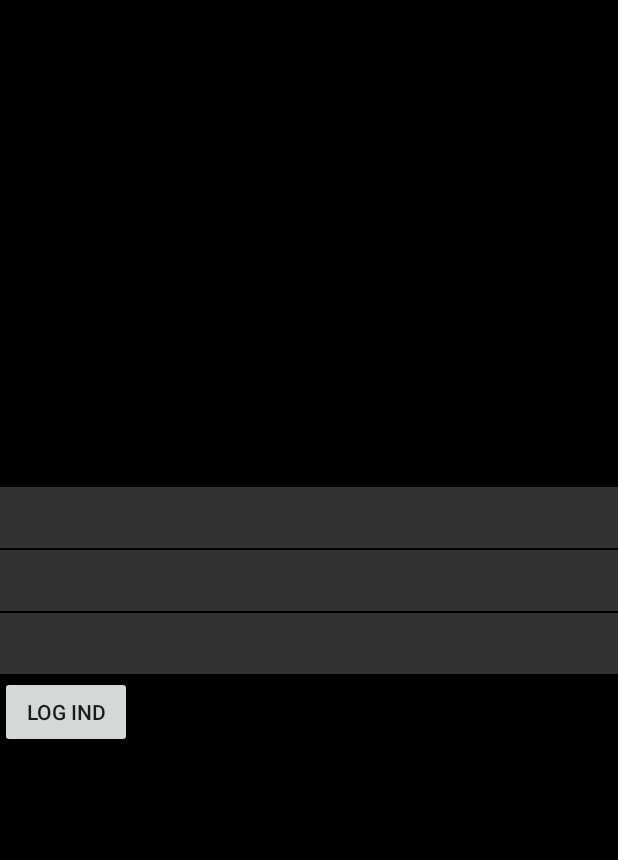
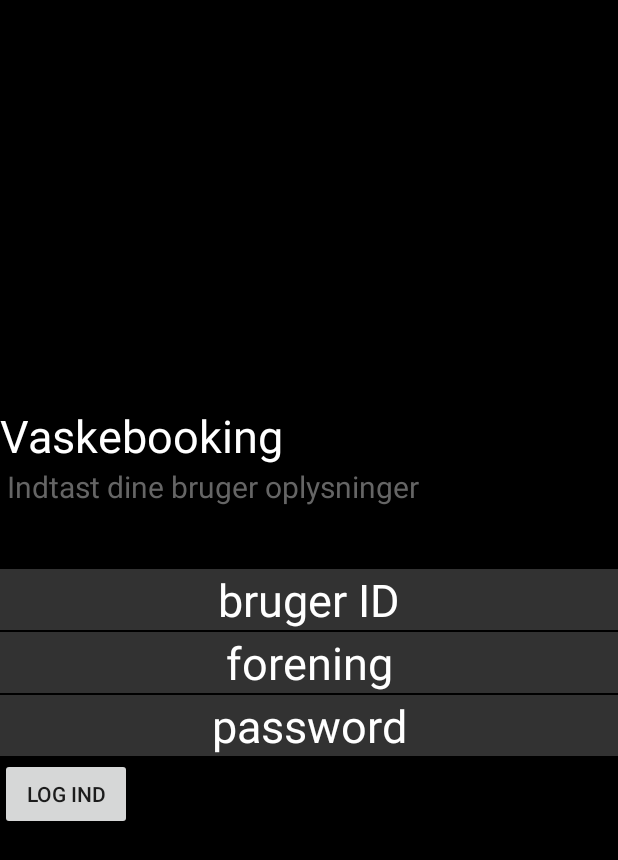
Before and after one commit to eggman1979/BookingApp, an Android app: the screen it shows after launch (MainActivity), after a tap on "LOG IND", on a phone screen of 412 x 824 dp. Shown: the top 860 px of the screen. Run offline under Robolectric (Android 15) with nearby library versions, the phone set to English and light mode, and no system bars; libraries missing offline, so code that uses them is left out: com.crashlytics.android, io.fabric.sdk; 2 statements that could not run were skipped.

Commit message:
Fixet en bug som en tester indrapporterede, at appen crashede når man indtastede forkerte login oplysninger. fejlen var at den prøvede at finde et boligforening på baggrund af en bruger der var null

```diff
--- a/app/build.gradle
+++ b/app/build.gradle
@@ -20,8 +20,8 @@ android {
         applicationId "dk.kdr.bookingapp"
         minSdkVersion 18
         targetSdkVersion 25
-        versionCode 5
-        versionName "1.0.4"
+        versionCode 7
+        versionName "1.0.4b"
         testInstrumentationRunner "android.support.test.runner.AndroidJUnitRunner"
     }
     buildTypes {
--- a/app/src/main/java/dk/kdr/bookingapp/MainActivity.java
+++ b/app/src/main/java/dk/kdr/bookingapp/MainActivity.java
@@ -102,6 +102,9 @@ public class MainActivity extends AppCompatActivity implements View.OnClickListe
     public void onEventFailed() {
         pDiag.dismiss();
         Toast.makeText(this, " Der kunne ikke forbindes til serveren", Toast.LENGTH_SHORT).show();
+        user.setText("");
+        pass.setText("");
+        forening.setText("");
         System.out.println("FAILED");
     }
 }
--- a/app/src/main/java/logik/AsyncLogin.java
+++ b/app/src/main/java/logik/AsyncLogin.java
@@ -34,6 +34,8 @@ public class AsyncLogin extends AsyncTask<Void, Void, Void> {
             e.printStackTrace();
         } catch (IOException e) {
             e.printStackTrace();
+        }catch (NullPointerException e){
+            e.printStackTrace();
         }
         return null;
     }
--- a/app/src/main/res/layout/activity_main.xml
+++ b/app/src/main/res/layout/activity_main.xml
@@ -11,6 +11,27 @@
     android:showDividers="middle"
     tools:context="dk.kdr.bookingapp.MainActivity">
 
+    <LinearLayout
+        android:layout_width="match_parent"
+        android:layout_height="wrap_content"
+        android:gravity="center_vertical"
+        android:orientation="vertical"
+        android:paddingBottom="40dp">
+
+        <TextView
+            android:layout_width="match_parent"
+            android:layout_height="wrap_content"
+            android:text="Vaskebooking"
+            android:textColor="#ffffff"
+            android:textSize="30dp" />
+
+        <TextView
+            android:layout_width="match_parent"
+            android:layout_height="wrap_content"
+            android:text=" Indtast dine bruger oplysninger"
+            android:textColor="#656565"
+            android:textSize="20dp" />
+    </LinearLayout>
 
     <EditText
         android:id="@+id/bruger"
@@ -18,7 +39,7 @@
         android:layout_height="wrap_content"
         android:background="#323232"
         android:gravity="center_horizontal"
-        android:text=""
+        android:hint="bruger ID"
         android:textColor="#ffffff"
         android:textColorHint="#ffffff"
         android:textSize="30dp" />
@@ -29,7 +50,7 @@
         android:layout_height="wrap_content"
         android:background="#323232"
         android:gravity="center_horizontal"
-        android:text=""
+        android:hint="forening"
         android:textColor="#ffffff"
         android:textColorHint="#ffffff"
         android:textSize="30dp" />
@@ -42,7 +63,7 @@
         android:background="#323232"
         android:ems="10"
         android:gravity="center_horizontal"
-        android:text=""
+        android:hint="password"
         android:inputType="textPassword"
         android:textColor="#ffffff"
         android:textColorHint="#ffffff"
```
